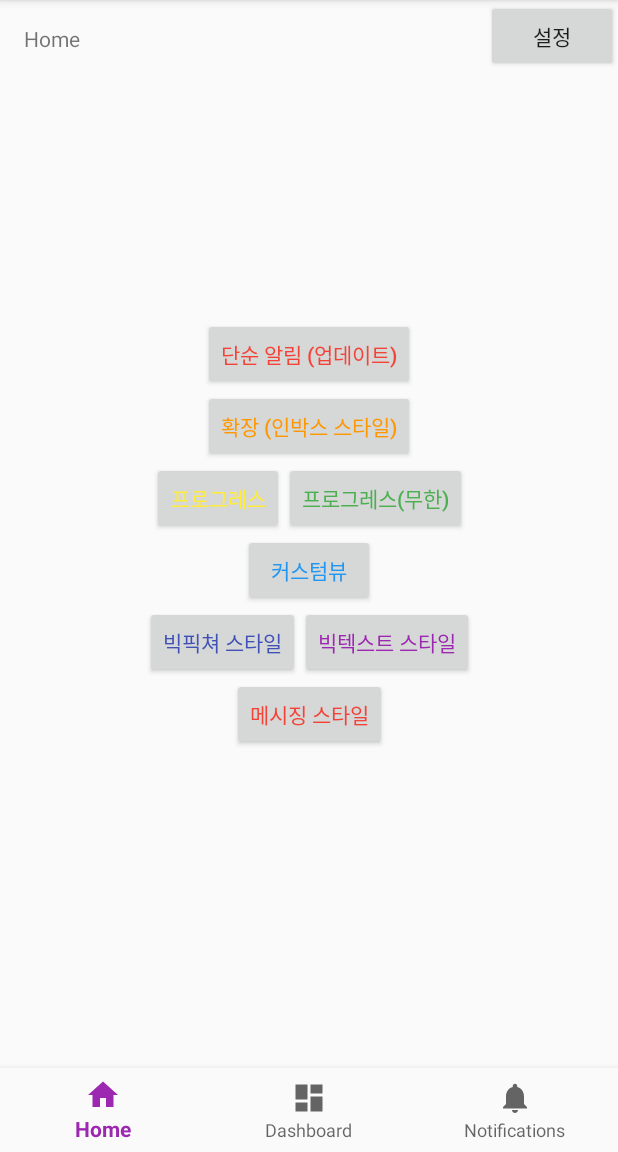
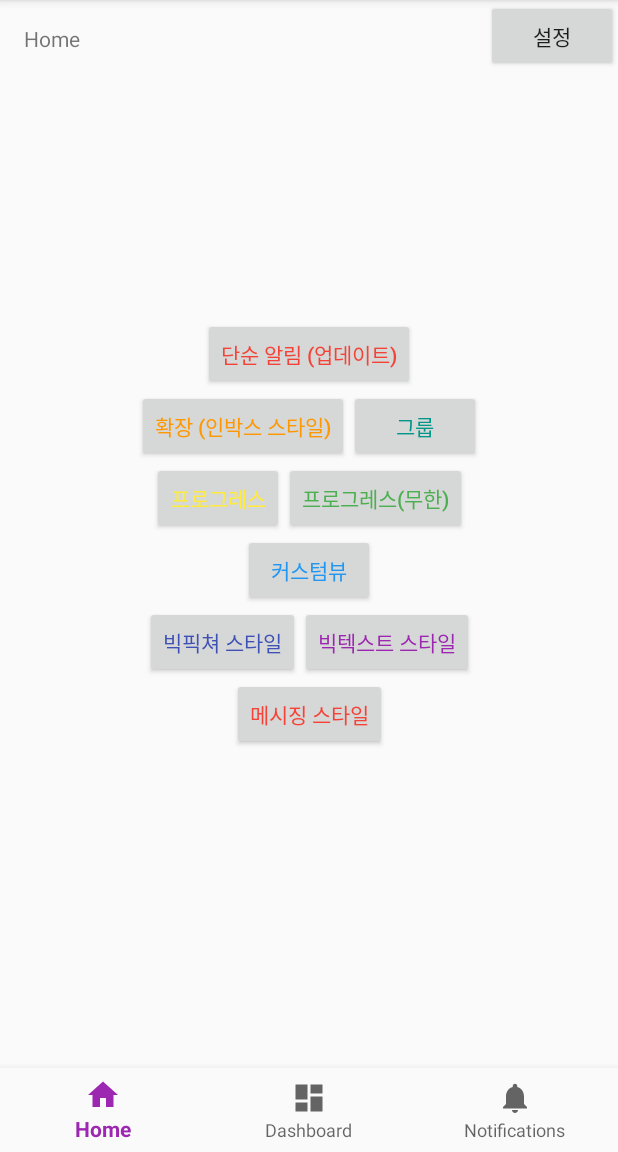
Before and after one commit to SunChulBaek-2/NotificationExample, an Android app: the screen it shows after launch (MainActivity), on a phone screen of 412 x 824 dp, the part 84-1236 px from its top. Run offline under Robolectric (Android 15) with nearby library versions, the phone set to English and light mode, and no system bars; libraries missing offline, so code that uses them is left out: kotlinx.coroutines.experimental.

Commit message:
initial commit

```diff
--- a/app/src/main/res/layout/activity_main.xml
+++ b/app/src/main/res/layout/activity_main.xml
@@ -38,10 +38,23 @@
         android:text="확장 (인박스 스타일)"
         android:textColor="@color/orange_500"
         app:layout_constraintBottom_toTopOf="@id/btnNotify3"
+        app:layout_constraintHorizontal_chainStyle="packed"
         app:layout_constraintLeft_toLeftOf="parent"
-        app:layout_constraintRight_toRightOf="parent"
+        app:layout_constraintRight_toLeftOf="@id/btnNotify2_2"
         app:layout_constraintTop_toBottomOf="@id/btnNotify"
         app:layout_constraintVertical_chainStyle="packed" />
+
+    <Button
+        android:id="@+id/btnNotify2_2"
+        android:layout_width="wrap_content"
+        android:layout_height="wrap_content"
+        android:text="그룹"
+        android:textColor="@color/teal_500"
+        app:layout_constraintBottom_toBottomOf="@id/btnNotify2"
+        app:layout_constraintHorizontal_chainStyle="packed"
+        app:layout_constraintLeft_toRightOf="@id/btnNotify2"
+        app:layout_constraintRight_toRightOf="parent"
+        app:layout_constraintTop_toTopOf="@id/btnNotify2" />
 
     <Button
         android:id="@+id/btnNotify3"
```
Also changed, not shown: app/src/main/java/ssun/pe/kr/notificationexample/MainActivity.kt (+38 -9 lines).
